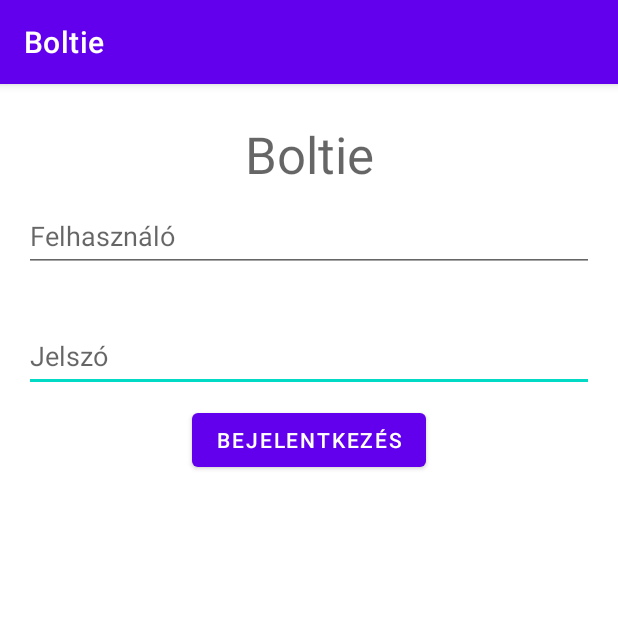
After one commit to awrpad/Boltie-MSZR_HF, an Android app: the LoginActivity screen opened directly, with no data from a screen before it, on a phone screen of 412 x 824 dp, the top half of it. The commit adds this screen. Run offline under Robolectric (Android 15) with nearby library versions, the phone set to English and light mode, and no system bars.

Commit message:
Added login activity

```diff
--- a/app/src/main/AndroidManifest.xml
+++ b/app/src/main/AndroidManifest.xml
@@ -10,6 +10,9 @@
         android:supportsRtl="true"
         android:theme="@style/Theme.Boltie">
         <activity
+            android:name=".LoginActivity"
+            android:exported="false" />
+        <activity
             android:name=".FunctionSelectActivity"
             android:exported="true">
             <intent-filter>
--- /dev/null
+++ b/app/src/main/java/aut/bme/hu/boltie/LoginActivity.kt
@@ -0,0 +1,11 @@
+package aut.bme.hu.boltie
+
+import androidx.appcompat.app.AppCompatActivity
+import android.os.Bundle
+
+class LoginActivity : AppCompatActivity() {
+    override fun onCreate(savedInstanceState: Bundle?) {
+        super.onCreate(savedInstanceState)
+        setContentView(R.layout.activity_login)
+    }
+}
--- /dev/null
+++ b/app/src/main/res/layout/activity_login.xml
@@ -0,0 +1,63 @@
+<?xml version="1.0" encoding="utf-8"?>
+<androidx.constraintlayout.widget.ConstraintLayout xmlns:android="http://schemas.android.com/apk/res/android"
+    xmlns:app="http://schemas.android.com/apk/res-auto"
+    xmlns:tools="http://schemas.android.com/tools"
+    android:layout_width="match_parent"
+    android:layout_height="match_parent"
+    tools:context=".LoginActivity">
+
+    <EditText
+        android:id="@+id/etPswd"
+        android:layout_width="0dp"
+        android:layout_height="wrap_content"
+        android:layout_marginStart="16dp"
+        android:layout_marginTop="32dp"
+        android:layout_marginEnd="16dp"
+        android:ems="10"
+        android:hint="Jelszó"
+        android:inputType="textPassword"
+        android:minHeight="48dp"
+        app:layout_constraintEnd_toEndOf="parent"
+        app:layout_constraintHorizontal_bias="0.0"
+        app:layout_constraintStart_toStartOf="parent"
+        app:layout_constraintTop_toBottomOf="@+id/etUserName" />
+
+    <EditText
+        android:id="@+id/etUserName"
+        android:layout_width="0dp"
+        android:layout_height="wrap_content"
+        android:layout_marginStart="16dp"
+        android:layout_marginTop="@dimen/title_to_username"
+        android:layout_marginEnd="16dp"
+        android:ems="10"
+        android:hint="Felhasználó"
+        android:inputType="textPersonName"
+        android:minHeight="48dp"
+        app:layout_constraintEnd_toEndOf="parent"
+        app:layout_constraintStart_toStartOf="parent"
+        app:layout_constraintTop_toBottomOf="@+id/tvAppName" />
+
+    <Button
+        android:id="@+id/btnLogin"
+        android:layout_width="wrap_content"
+        android:layout_height="wrap_content"
+        android:layout_marginTop="@dimen/title_to_username"
+        android:text="@string/login"
+        app:iconTint="@color/teal_700"
+        app:layout_constraintEnd_toEndOf="parent"
+        app:layout_constraintStart_toStartOf="parent"
+        app:layout_constraintTop_toBottomOf="@+id/etPswd" />
+
+    <TextView
+        android:id="@+id/tvAppName"
+        android:layout_width="wrap_content"
+        android:layout_height="wrap_content"
+        android:layout_marginStart="8dp"
+        android:layout_marginTop="24dp"
+        android:layout_marginEnd="8dp"
+        android:text="@string/app_name"
+        android:textAppearance="@style/TextAppearance.AppCompat.Display1"
+        app:layout_constraintEnd_toEndOf="parent"
+        app:layout_constraintStart_toStartOf="parent"
+        app:layout_constraintTop_toTopOf="parent" />
+</androidx.constraintlayout.widget.ConstraintLayout>
--- a/app/src/main/res/values/strings.xml
+++ b/app/src/main/res/values/strings.xml
@@ -1,3 +1,4 @@
 <resources>
     <string name="app_name">Boltie</string>
+    <string name="login">Bejelentkezés</string>
 </resources>
```
